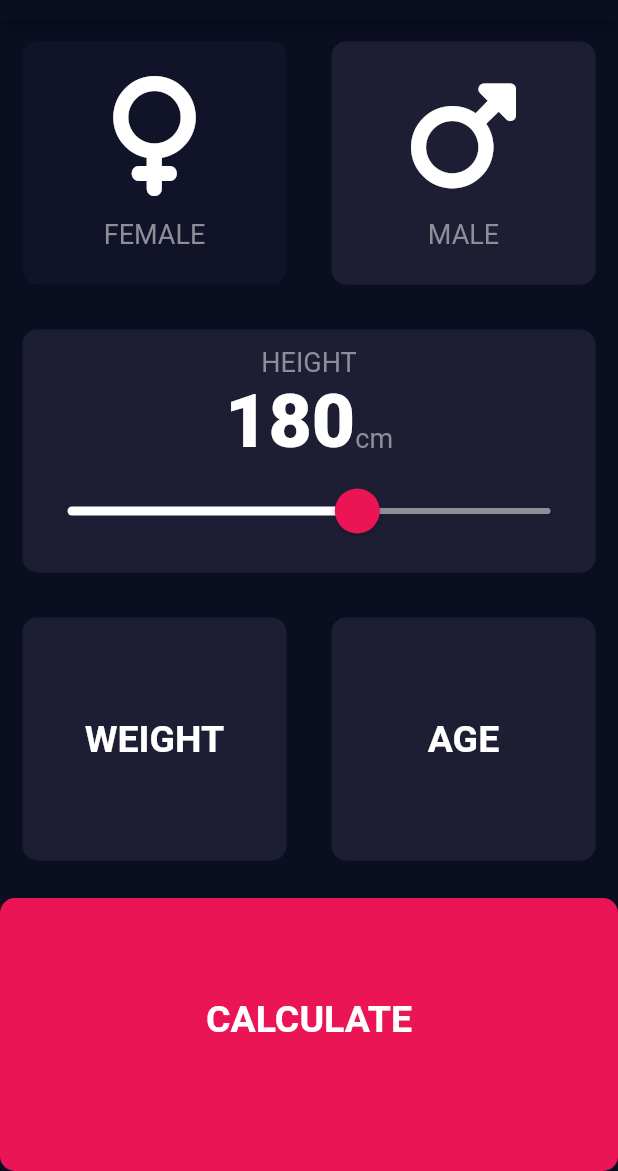
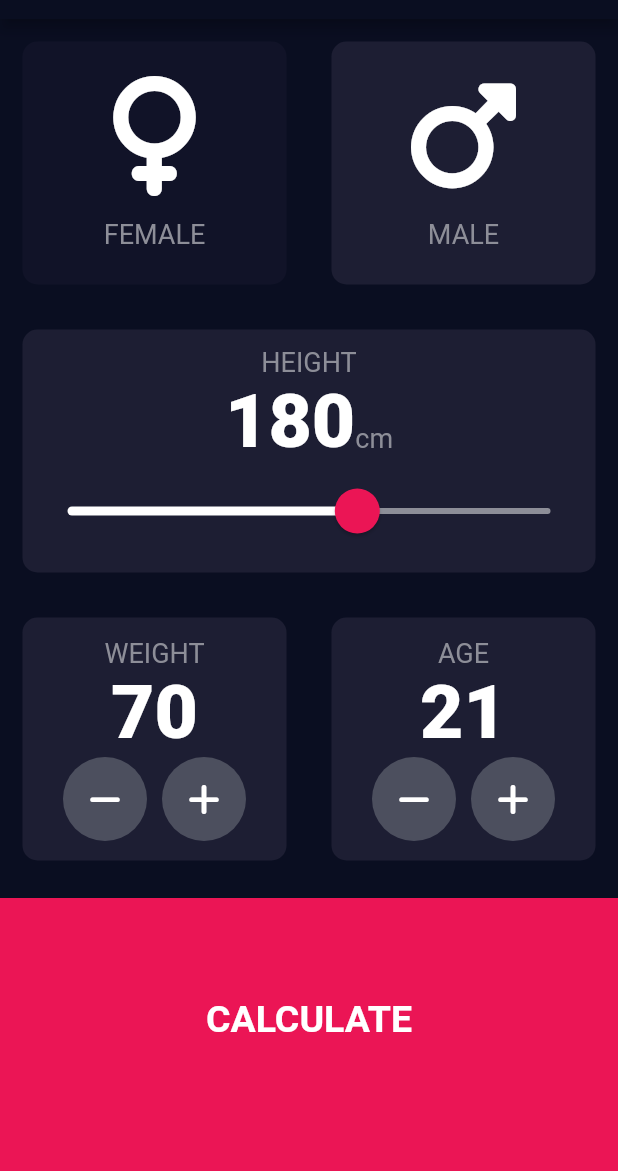
Before and after one commit to emirhankilicaslan/BMICalculator, a Flutter app: the screen it shows after launch, on a phone screen of 412 x 824 dp, the part 65-1236 px from its top. Run offline on Flutter 3.47's test engine with Material 2 defaults, Android fonts, the phone set to English and light mode, and no system bars; our stand-ins replace font_awesome_flutter.

Commit message:
second commit

```diff
--- /dev/null
+++ b/lib/components/bottom_button.dart
@@ -0,0 +1,29 @@
+import 'package:flutter/material.dart';
+import 'package:bmi_calculator/constants.dart';
+
+class BottomButton extends StatelessWidget {
+  BottomButton({required this.buttonTitle, required this.onTap});
+
+  final VoidCallback onTap;
+  final String buttonTitle;
+
+  @override
+  Widget build(BuildContext context) {
+    return GestureDetector(
+      onTap: onTap,
+      child: Container(
+        child: Center(
+          child: Text(
+            buttonTitle,
+            style: kLargeButtonTextStyle,
+          ),
+        ),
+        color: kBottomContainerColour,
+        margin: EdgeInsets.only(top: 10.0),
+        padding: EdgeInsets.only(bottom: 20.0),
+        width: double.infinity,
+        height: kBottomContainerHeight,
+      ),
+    );
+  }
+}
--- /dev/null
+++ b/lib/components/round_icon_button.dart
@@ -0,0 +1,25 @@
+import 'package:bmi_calculator/components/icon_content.dart';
+import 'package:flutter/material.dart';
+import 'package:font_awesome_flutter/font_awesome_flutter.dart';
+
+class RoundIconButton extends StatelessWidget {
+  RoundIconButton({required this.icon, required this.onPressed});
+
+  final VoidCallback onPressed;
+  final IconData icon;
+
+  @override
+  Widget build(BuildContext context) {
+    return RawMaterialButton(
+      elevation: 0.0,
+      child: Icon(icon),
+      onPressed: onPressed,
+      constraints: BoxConstraints.tightFor(
+        width: 56.0,
+        height: 56.0,
+      ),
+      shape: CircleBorder(),
+      fillColor: Color(0xFF4C4F5E),
+    );
+  }
+}
--- a/lib/screens/input_page.dart
+++ b/lib/screens/input_page.dart
@@ -1,8 +1,13 @@
 import 'package:bmi_calculator/components/icon_content.dart';
 import 'package:bmi_calculator/components/reusable_card.dart';
+import 'package:bmi_calculator/screens/result_page.dart';
+import 'package:flutter/cupertino.dart';
 import 'package:flutter/material.dart';
 import 'package:font_awesome_flutter/font_awesome_flutter.dart';
 
+import '../calculator.dart';
+import '../components/bottom_button.dart';
+import '../components/round_icon_button.dart';
 import '../constants.dart';
 
 enum Gender { male, female }
@@ -15,6 +20,8 @@ class InputPage extends StatefulWidget {
 class _InputPageState extends State<InputPage> {
   Gender selectedGender = Gender.male;
   int height = 180;
+  int weight = 70;
+  int age = 21;
 
   @override
   Widget build(BuildContext context) {
@@ -70,6 +77,7 @@ class _InputPageState extends State<InputPage> {
               children: [
                 Expanded(
                   child: ReusableCard(
+                    color: kActiveCardColour,
                     cardChild: Column(
                       mainAxisAlignment: MainAxisAlignment.center,
                       children: [
@@ -113,12 +121,6 @@ class _InputPageState extends State<InputPage> {
                         ),
                       ],
                     ),
-                    color: kActiveCardColour,
-                    /*margin: EdgeInsets.all(15.0),
-                    decoration: BoxDecoration(
-                      color: Color(0xFF1D1E33),
-                      borderRadius: BorderRadius.circular(10.0),
-                    ),*/
                   ),
                 ),
               ],
@@ -129,38 +131,81 @@ class _InputPageState extends State<InputPage> {
               crossAxisAlignment: CrossAxisAlignment.stretch,
               children: [
                 Expanded(
-                  child: Container(
-                    child: Center(
-                      child: Text(
-                        'WEIGHT',
-                        style: TextStyle(
-                          fontSize: 25.0,
-                          fontWeight: FontWeight.bold,
+                  child: ReusableCard(
+                    color: kActiveCardColour,
+                    cardChild: Column(
+                      mainAxisAlignment: MainAxisAlignment.center,
+                      children: [
+                        Text('WEIGHT', style: kLabelTextStyle),
+                        Text(
+                          weight.toString(),
+                          style: kNumberTextStyle,
                         ),
-                      ),
-                    ),
-                    margin: EdgeInsets.all(15.0),
-                    decoration: BoxDecoration(
-                      color: Color(0xFF1D1E33),
-                      borderRadius: BorderRadius.circular(10.0),
+                        Row(
+                          mainAxisAlignment: MainAxisAlignment.center,
+                          children: [
+                            RoundIconButton(
+                                icon: FontAwesomeIcons.minus,
+                                onPressed: () {
+                                  setState(() {
+                                    weight--;
+                                  });
+                                }),
+                            SizedBox(
+                              width: 10.0,
+                            ),
+                            RoundIconButton(
+                                icon: FontAwesomeIcons.add,
+                                onPressed: () {
+                                  setState(() {
+                                    weight++;
+                                  });
+                                })
+                          ],
+                        ),
+                      ],
                     ),
                   ),
                 ),
                 Expanded(
-                  child: Container(
-                    child: Center(
-                      child: Text(
-                        'AGE',
-                        style: TextStyle(
-                          fontSize: 25.0,
-                          fontWeight: FontWeight.bold,
+                  child: ReusableCard(
+                    color: kActiveCardColour,
+                    cardChild: Column(
+                      mainAxisAlignment: MainAxisAlignment.center,
+                      children: [
+                        Text(
+                          'AGE',
+                          style: kLabelTextStyle,
                         ),
-                      ),
-                    ),
-                    margin: EdgeInsets.all(15.0),
-                    decoration: BoxDecoration(
-                      color: Color(0xFF1D1E33),
-                      borderRadius: BorderRadius.circular(10.0),
+                        Text(
+                          age.toString(),
+                          style: kNumberTextStyle,
+                        ),
+                        Row(
+                          mainAxisAlignment: MainAxisAlignment.center,
+                          children: [
+                            RoundIconButton(
+                              icon: FontAwesomeIcons.minus,
+                              onPressed: () {
+                                setState(() {
+                                  age--;
+                                });
+                              },
+                            ),
+                            SizedBox(
+                              width: 10.0,
+                            ),
+                            RoundIconButton(
+                              icon: FontAwesomeIcons.plus,
+                              onPressed: () {
+                                setState(() {
+                                  age++;
+                                });
+                              },
+                            )
+                          ],
+                        ),
+                      ],
                     ),
                   ),
                 ),
@@ -172,23 +217,17 @@ class _InputPageState extends State<InputPage> {
               crossAxisAlignment: CrossAxisAlignment.stretch,
               children: [
                 Expanded(
-                  child: Container(
-                    child: Center(
-                      child: Text(
-                        'CALCULATE',
-                        style: TextStyle(
-                          fontSize: 25.0,
-                          fontWeight: FontWeight.bold,
-                        ),
-                      ),
-                    ),
-                    margin: EdgeInsets.only(top: 10.0),
-                    padding: EdgeInsets.only(bottom: 20.0),
-                    width: double.infinity,
-                    decoration: BoxDecoration(
-                      color: Color(0xFFEB1555),
-                      borderRadius: BorderRadius.circular(10.0),
-                    ),
+                  child: BottomButton(
+                    onTap: () {
+                      Navigator.push(
+                          context,
+                          MaterialPageRoute(
+                              builder: (context) => Calculator(
+                                    weight: weight,
+                                    height: height,
+                                  )));
+                    },
+                    buttonTitle: 'CALCULATE',
                   ),
                 ),
               ],
```
Also changed, not shown: lib/calculator.dart (added, +50 -0 lines), lib/screens/result_page.dart (added, +75 -0 lines).
